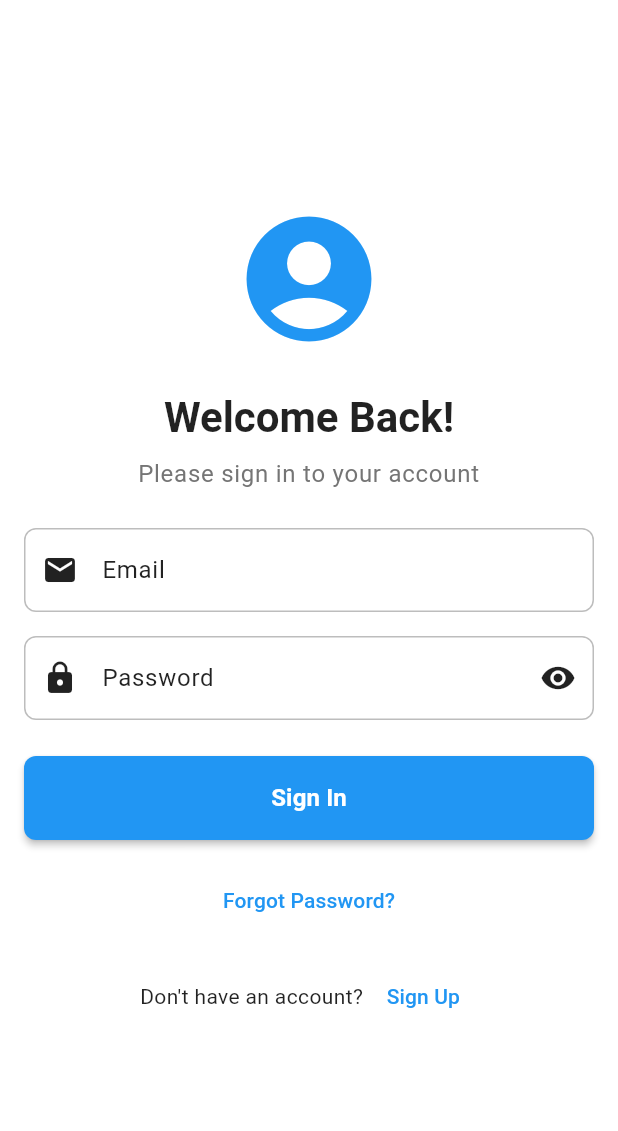
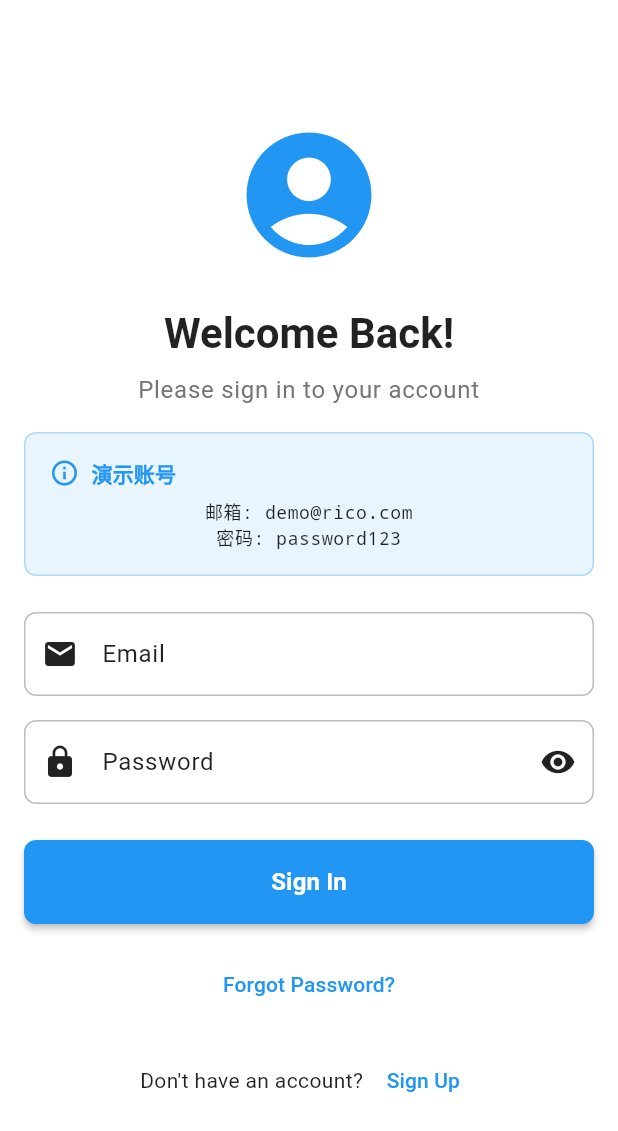
Before and after one commit to henrier/rico-user-app, a Flutter app: the screen it shows after launch, on a phone screen of 412 x 824 dp. Shown: the top 1131 px of the screen. Run offline on Flutter 3.47's test engine with Material 3 defaults, Android fonts, the phone set to English and light mode, and no system bars; our stand-ins replace flutter_riverpod, go_router, logger, shared_preferences.

Commit message:
feat: 添加演示登录功能
- 在 AuthApi 中添加演示账号支持
- 提供4个测试账号供演示使用
- 在登录页面显示演示账号信息
- 改善网络错误提示信息
- 模拟网络延迟提供真实体验

```diff
--- a/lib/api/auth_api.dart
+++ b/lib/api/auth_api.dart
@@ -6,8 +6,36 @@ import '../common/utils/logger.dart';
 import 'base_api.dart';
 
 class AuthApi extends BaseApi {
+  // 🎯 演示模式：允许的测试账号
+  static const Map<String, String> _demoAccounts = {
+    'demo@rico.com': 'password123',
+    'test@example.com': '123456',
+    'admin@rico.com': 'admin123',
+    'user@rico.com': 'user123',
+  };
+
   Future<User> login(String email, String password) async {
     try {
+      // 🔥 演示模式：检查是否为测试账号
+      if (_demoAccounts.containsKey(email)) {
+        if (_demoAccounts[email] == password) {
+          // 模拟网络延迟
+          await Future.delayed(const Duration(milliseconds: 800));
+
+          // 创建演示用户数据
+          final user = _createDemoUser(email);
+
+          // 保存演示 token
+          await saveToken('demo_token_${DateTime.now().millisecondsSinceEpoch}');
+
+          AppLogger.i('Demo login successful for: $email');
+          return user;
+        } else {
+          throw Exception('密码错误');
+        }
+      }
+
+      // 🌐 真实 API 模式（当前不可用）
       final response = await http.post(
         Uri.parse('${AppConstants.baseUrl}/${AppConstants.apiVersion}/auth/login'),
         headers: getHeaders(),
@@ -30,8 +58,60 @@ class AuthApi extends BaseApi {
       }
     } catch (e) {
       AppLogger.e('Login API error', e);
+
+      // 如果是网络错误，提供更友好的错误信息
+      if (e.toString().contains('Failed host lookup') ||
+          e.toString().contains('SocketException') ||
+          e.toString().contains('TimeoutException')) {
+        throw Exception('网络连接失败，请检查网络或使用演示账号登录');
+      }
+
       rethrow;
     }
+  }
+
+  // 🎯 创建演示用户数据
+  User _createDemoUser(String email) {
+    final now = DateTime.now();
+
+    // 根据邮箱生成不同的用户信息
+    Map<String, dynamic> userData = {
+      'id': 'demo_${email.split('@')[0]}',
+      'email': email,
+      'username': email.split('@')[0],
+      'createdAt': now.subtract(const Duration(days: 30)).millisecondsSinceEpoch,
+      'updatedAt': now.millisecondsSinceEpoch,
+      'isActive': true,
+    };
+
+    switch (email) {
+      case 'demo@rico.com':
+        userData.addAll({
+          'firstName': 'Demo',
+          'lastName': 'User',
+        });
+        break;
+      case 'test@example.com':
+        userData.addAll({
+          'firstName': 'Test',
+          'lastName': 'Example',
+        });
+        break;
+      case 'admin@rico.com':
+        userData.addAll({
+          'firstName': 'Admin',
+          'lastName': 'Rico',
+        });
+        break;
+      case 'user@rico.com':
+        userData.addAll({
+          'firstName': 'Rico',
+          'lastName': 'User',
+        });
+        break;
+    }
+
+    return User.fromMap(userData);
   }
 
   Future<User> register(String email, String password, String username) async {
--- a/lib/screens/auth/login_screen.dart
+++ b/lib/screens/auth/login_screen.dart
@@ -88,6 +88,48 @@ class _LoginScreenState extends ConsumerState<LoginScreen> {
                         color: Colors.grey[600],
                       ),
                       textAlign: TextAlign.center,
+                    ),
+                    const SizedBox(height: AppConstants.defaultPadding),
+
+                    // 🎯 演示账号提示
+                    Container(
+                      padding: const EdgeInsets.all(AppConstants.defaultPadding),
+                      decoration: BoxDecoration(
+                        color: Theme.of(context).primaryColor.withOpacity(0.1),
+                        borderRadius: BorderRadius.circular(AppConstants.defaultBorderRadius),
+                        border: Border.all(
+                          color: Theme.of(context).primaryColor.withOpacity(0.3),
+                        ),
+                      ),
+                      child: Column(
+                        children: [
+                          Row(
+                            children: [
+                              Icon(
+                                Icons.info_outline,
+                                size: 20,
+                                color: Theme.of(context).primaryColor,
+                              ),
+                              const SizedBox(width: 8),
+                              Text(
+                                '演示账号',
+                                style: Theme.of(context).textTheme.titleSmall?.copyWith(
+                                  fontWeight: FontWeight.bold,
+                                  color: Theme.of(context).primaryColor,
+                                ),
+                              ),
+                            ],
+                          ),
+                          const SizedBox(height: 8),
+                          Text(
+                            '邮箱: demo@rico.com\n密码: password123',
+                            style: Theme.of(context).textTheme.bodySmall?.copyWith(
+                              fontFamily: 'monospace',
+                            ),
+                            textAlign: TextAlign.center,
+                          ),
+                        ],
+                      ),
                     ),
                     const SizedBox(height: AppConstants.largePadding),
 
```
